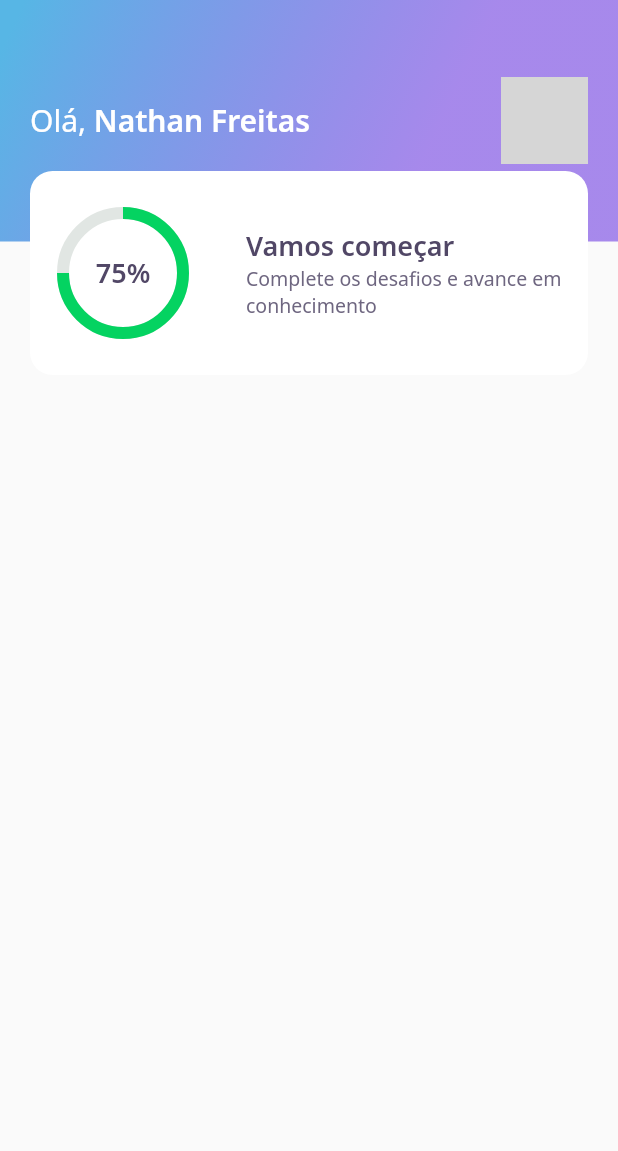
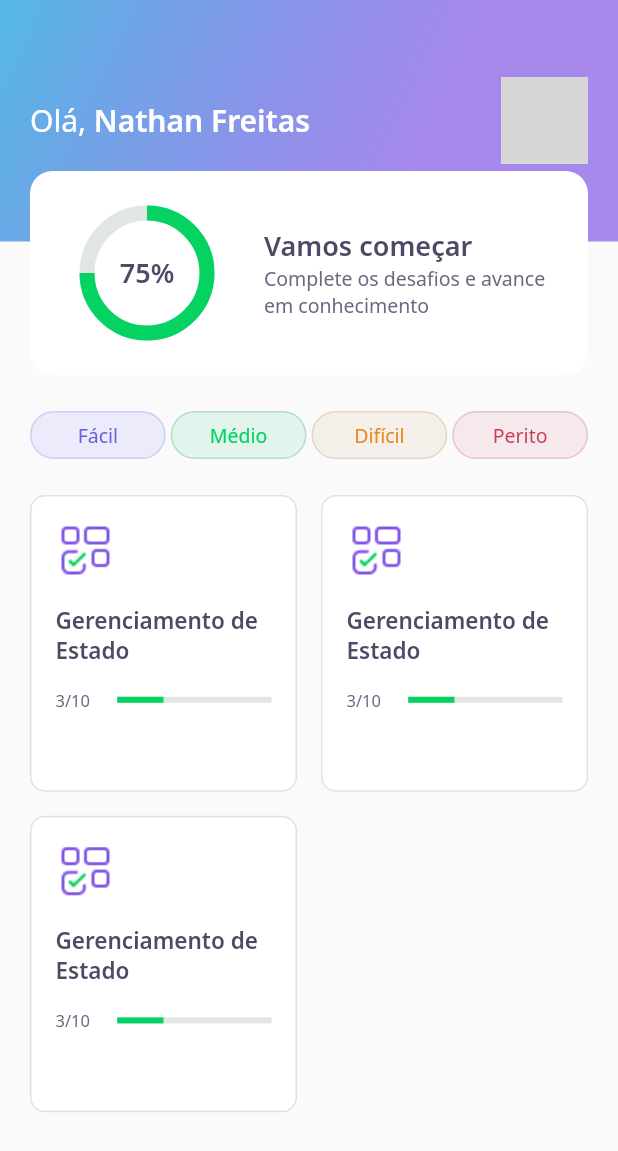
Before and after one commit to NathanF2001/Dev-Quiz, a Flutter app: the HomePage screen opened directly, on a phone screen of 412 x 824 dp. Shown: the top 1151 px of the screen. Run offline on Flutter 3.47's test engine with Material 2 defaults, Android fonts, the phone set to English and light mode, and no system bars; our stand-ins replace google_fonts; network calls fail; grey boxes are pictures that could not be loaded.

Commit message:
Day 2 NLW-Flutter (Dev-Quiz)

```diff
--- a/lib/core/app_widget.dart
+++ b/lib/core/app_widget.dart
@@ -1,3 +1,4 @@
+import 'package:quiz_flutter/challenge/challenge_page.dart';
 import 'package:quiz_flutter/home/home_page.dart';
 import 'package:quiz_flutter/splash/splash_page.dart';
 
@@ -8,7 +9,7 @@ class AppWidget extends StatelessWidget {
   Widget build(BuildContext context) {
     return MaterialApp(
       title: "DevQuiz",
-      home: HomePage(),
+      home: ChallengePage(),
     );
   }
 }
--- a/lib/home/home_page.dart
+++ b/lib/home/home_page.dart
@@ -1,5 +1,7 @@
 import 'package:flutter/material.dart';
 import 'package:quiz_flutter/home/widgets/appbar/app_bar_widget.dart';
+import 'package:quiz_flutter/home/widgets/level_button/level_button_widget.dart';
+import 'package:quiz_flutter/home/widgets/quiz_card/quiz_card_widget.dart';
 
 class HomePage extends StatefulWidget {
   @override
@@ -11,6 +13,49 @@ class _HomePageState extends State<HomePage> {
   Widget build(BuildContext context) {
     return Scaffold(
       appBar: AppBarWidget(),
+      body: Padding(
+        padding: const EdgeInsets.symmetric(horizontal: 20),
+        child: Column(
+          children: [
+            SizedBox(
+              height: 24,
+            ),
+            Row(
+              mainAxisAlignment: MainAxisAlignment.spaceBetween,
+              children: [
+                LevelButtonWidget(
+                  label: "Fácil",
+                ),
+                LevelButtonWidget(
+                  label: "Médio",
+                ),
+                LevelButtonWidget(
+                  label: "Difícil",
+                ),
+                LevelButtonWidget(
+                  label: "Perito",
+                ),
+              ],
+            ),
+            SizedBox(
+              height: 24,
+            ),
+            Expanded(
+              child: GridView.count(
+                childAspectRatio: 0.9,
+                crossAxisSpacing: 16,
+                mainAxisSpacing: 16,
+                crossAxisCount: 2,
+                children: [
+                  QuizCardWidget(),
+                  QuizCardWidget(),
+                  QuizCardWidget()
+                ],
+              ),
+            )
+          ],
+        ),
+      ),
     );
   }
 }
--- a/lib/home/widgets/chart/chart_widget.dart
+++ b/lib/home/widgets/chart/chart_widget.dart
@@ -4,7 +4,9 @@ import 'package:quiz_flutter/core/core.dart';
 class ChartWidget extends StatelessWidget {
   @override
   Widget build(BuildContext context) {
-    return Container(
+    return Padding(
+      padding: const EdgeInsets.all(8.0),
+      child: Container(
         height: 80,
         width: 80,
         child: Stack(
@@ -14,7 +16,7 @@ class ChartWidget extends StatelessWidget {
                 height: 80,
                 width: 80,
                 child: CircularProgressIndicator(
-                strokeWidth: 8,
+                  strokeWidth: 10,
                   value: .75,
                   backgroundColor: AppColors.chartSecondary,
                   valueColor:
@@ -29,6 +31,7 @@ class ChartWidget extends StatelessWidget {
             ))
           ],
         ),
+      ),
     );
   }
 }
--- /dev/null
+++ b/lib/home/widgets/level_button/level_button_widget.dart
@@ -0,0 +1,62 @@
+import 'package:flutter/material.dart';
+import 'package:google_fonts/google_fonts.dart';
+import 'package:quiz_flutter/core/core.dart';
+
+class LevelButtonWidget extends StatelessWidget {
+  final String label;
+
+  LevelButtonWidget({
+    Key key,
+    @required this.label,
+  })  : assert(["Fácil", "Médio", "Difícil", "Perito"].contains(label)),
+        super(key: key);
+
+  final config = {
+    "Fácil": {
+      "color": AppColors.levelButtonFacil,
+      "borderColor": AppColors.levelButtonBorderFacil,
+      "fontColor": AppColors.levelButtonTextFacil,
+    },
+    "Médio": {
+      "color": AppColors.levelButtonMedio,
+      "borderColor": AppColors.levelButtonBorderMedio,
+      "fontColor": AppColors.levelButtonTextMedio,
+    },
+    "Difícil": {
+      "color": AppColors.levelButtonDificil,
+      "borderColor": AppColors.levelButtonBorderDificil,
+      "fontColor": AppColors.levelButtonTextDificil,
+    },
+    "Perito": {
+      "color": AppColors.levelButtonPerito,
+      "borderColor": AppColors.levelButtonBorderPerito,
+      "fontColor": AppColors.levelButtonTextPerito,
+    },
+  };
+
+  Color get color => config[label]['color'];
+  Color get borderColor => config[label]['borderColor'];
+  Color get fontColor => config[label]['fontColor'];
+
+  @override
+  Widget build(BuildContext context) {
+    return Container(
+      width: (MediaQuery.of(context).size.width - 50) / 4,
+      decoration: BoxDecoration(
+          color: color,
+          border: Border.fromBorderSide(BorderSide(color: borderColor)),
+          borderRadius: BorderRadius.circular(28)),
+      child: Padding(
+        padding: const EdgeInsets.symmetric(horizontal: 18, vertical: 6),
+        child: Text(
+          label,
+          textAlign: TextAlign.center,
+          style: GoogleFonts.notoSans(
+            color: fontColor,
+            fontSize: 13,
+          ),
+        ),
+      ),
+    );
+  }
+}
--- /dev/null
+++ b/lib/home/widgets/quiz_card/quiz_card_widget.dart
@@ -0,0 +1,54 @@
+import 'package:flutter/material.dart';
+import 'package:quiz_flutter/core/core.dart';
+import 'package:quiz_flutter/shared/widgets/progress_indicator/progress_indicator_widget.dart';
+
+class QuizCardWidget extends StatelessWidget {
+  @override
+  Widget build(BuildContext context) {
+    return Container(
+      height: 300,
+      padding: EdgeInsets.all(16),
+      decoration: BoxDecoration(
+        border: Border.fromBorderSide(BorderSide(color: AppColors.border)),
+        color: AppColors.white,
+        borderRadius: BorderRadius.circular(10),
+      ),
+      child: Column(
+        crossAxisAlignment: CrossAxisAlignment.start,
+        children: [
+          Container(
+            height: 40,
+            width: 40,
+            child: Image.asset(AppImages.blocks),
+          ),
+          SizedBox(
+            height: 16,
+          ),
+          Text(
+            "Gerenciamento de Estado",
+            style: AppTextStyles.heading15,
+          ),
+          SizedBox(
+            height: 16,
+          ),
+          Row(
+            children: [
+              Expanded(
+                flex: 2,
+                child: Text(
+                  "3/10",
+                  style: AppTextStyles.body11,
+                ),
+              ),
+              Expanded(
+                  flex: 5,
+                  child: ProgressIndicatorWidget(
+                    value: 0.3,
+                  ))
+            ],
+          )
+        ],
+      ),
+    );
+  }
+}
--- a/lib/home/widgets/score_card/score_card_widget.dart
+++ b/lib/home/widgets/score_card/score_card_widget.dart
@@ -11,6 +11,8 @@ class ScoreCardWidget extends StatelessWidget {
         height: 136,
         decoration: BoxDecoration(
             color: AppColors.white, borderRadius: BorderRadius.circular(15)),
+        child: Padding(
+          padding: const EdgeInsets.symmetric(horizontal: 24),
           child: Row(
             crossAxisAlignment: CrossAxisAlignment.center,
             children: [
@@ -18,7 +20,7 @@ class ScoreCardWidget extends StatelessWidget {
               Expanded(
                 flex: 4,
                 child: Padding(
-                padding: const EdgeInsets.only(left: 20),
+                  padding: const EdgeInsets.only(left: 24),
                   child: Column(
                     mainAxisAlignment: MainAxisAlignment.center,
                     crossAxisAlignment: CrossAxisAlignment.start,
@@ -38,6 +40,7 @@ class ScoreCardWidget extends StatelessWidget {
             ],
           ),
         ),
+      ),
     );
   }
 }
--- /dev/null
+++ b/lib/shared/widgets/progress_indicator/progress_indicator_widget.dart
@@ -0,0 +1,18 @@
+import 'package:flutter/material.dart';
+import 'package:quiz_flutter/core/core.dart';
+
+class ProgressIndicatorWidget extends StatelessWidget {
+  final double value;
+
+  const ProgressIndicatorWidget({Key key, @required this.value})
+      : super(key: key);
+
+  @override
+  Widget build(BuildContext context) {
+    return LinearProgressIndicator(
+      value: value,
+      backgroundColor: AppColors.chartSecondary,
+      valueColor: AlwaysStoppedAnimation<Color>(AppColors.chartPrimary),
+    );
+  }
+}
```
Also changed, not shown: lib/challenge/challenge_page.dart (added, +23 -0 lines), lib/challenge/widgets/answer/answer_widget.dart (added, +80 -0 lines), lib/challenge/widgets/question_indicator/question_indicator_widget.dart (added, +35 -0 lines), lib/challenge/widgets/quiz/quiz_widget.dart (added, +40 -0 lines). Lines whose indentation alone changed are shown as unchanged.
